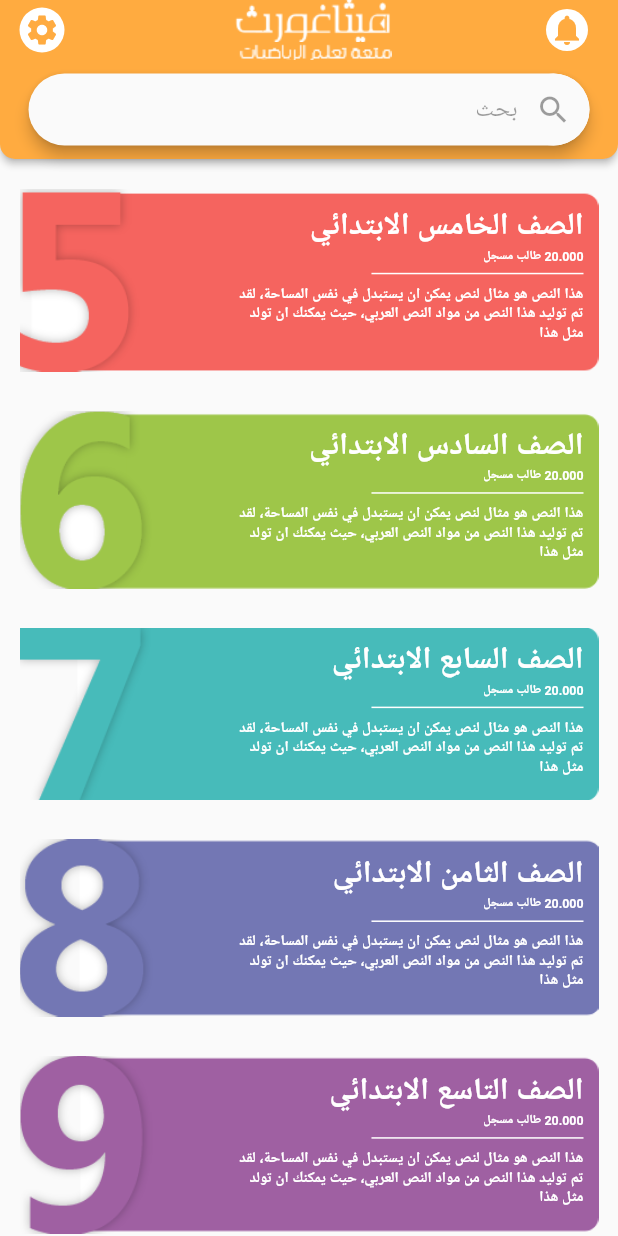
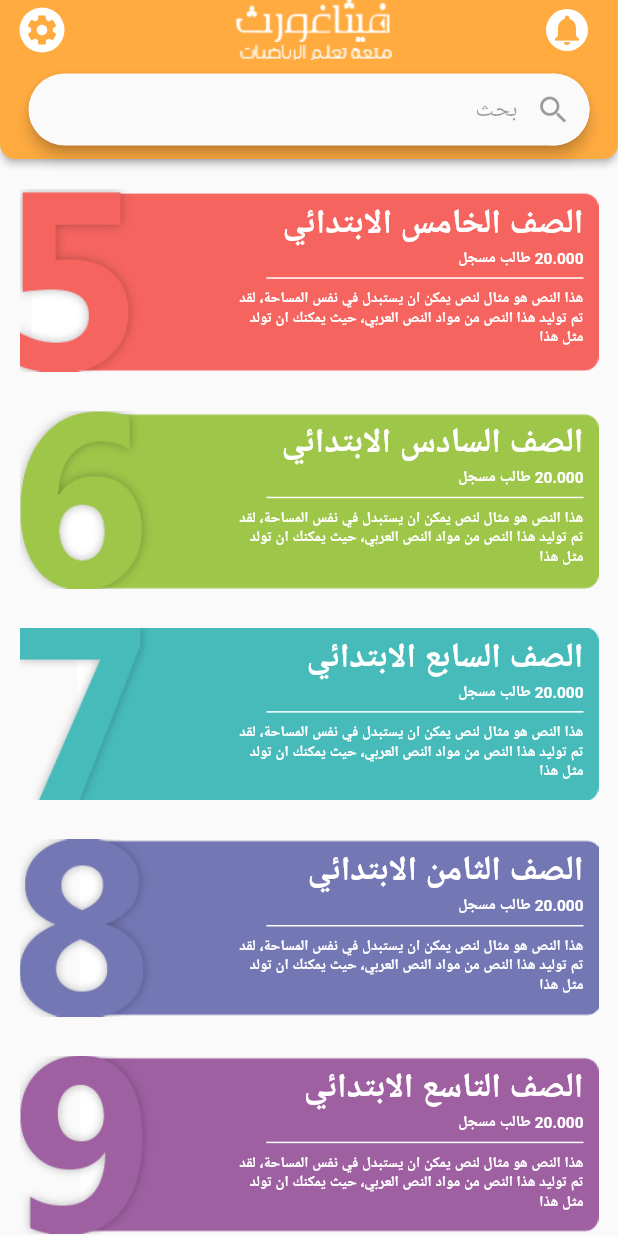
Before and after one commit to rahmaahassan/learning-app, a Flutter app: the screen it shows after launch, on a phone screen of 412 x 824 dp. Run offline on Flutter 3.47's test engine with Material 2 defaults, Android fonts, the phone set to English and light mode, and no system bars.

Commit message:
edit some padding

```diff
--- a/lib/screens/home.dart
+++ b/lib/screens/home.dart
@@ -205,7 +205,7 @@ class YearListAddress extends StatelessWidget {
         ),
         Container(
           padding: EdgeInsets.only(
-              right: 10, top: 4, left: year <= 9 ? 144 : 231, bottom: year <= 9 ? 13 : 19),
+              right: 10, top: 4, left: year <= 9 ? 144 : 158, bottom: year <= 9 ? 13 : 1),
           //height: 200,
           child: Column(
             crossAxisAlignment: CrossAxisAlignment.end,
@@ -215,7 +215,7 @@ class YearListAddress extends StatelessWidget {
                 textAlign: TextAlign.right,
                 style: TextStyle(
                   color: Colors.white,
-                  fontSize: year <= 9 ? MediaQuery.of(context).size.width * 0.05
+                  fontSize: year <= 9 ? MediaQuery.of(context).size.width * 0.055
                   : MediaQuery.of(context).size.width * 0.046,
                   fontWeight: FontWeight.bold,
                 ),
@@ -226,7 +226,7 @@ class YearListAddress extends StatelessWidget {
                 textDirection: TextDirection.rtl,
                 style: TextStyle(
                   color: Colors.white,
-                  fontSize: MediaQuery.of(context).size.width * 0.02,
+                  fontSize: MediaQuery.of(context).size.width * 0.025,
                   fontWeight: FontWeight.bold,
                 ),
               ),
@@ -237,7 +237,7 @@ class YearListAddress extends StatelessWidget {
                 height: 3,
                 color: Colors.white,
                 thickness: 1,
-                indent: MediaQuery.of(context).size.width * 0.22,
+                indent: MediaQuery.of(context).size.width * 0.05,
               ),
               SizedBox(
                 height: 5,
```
